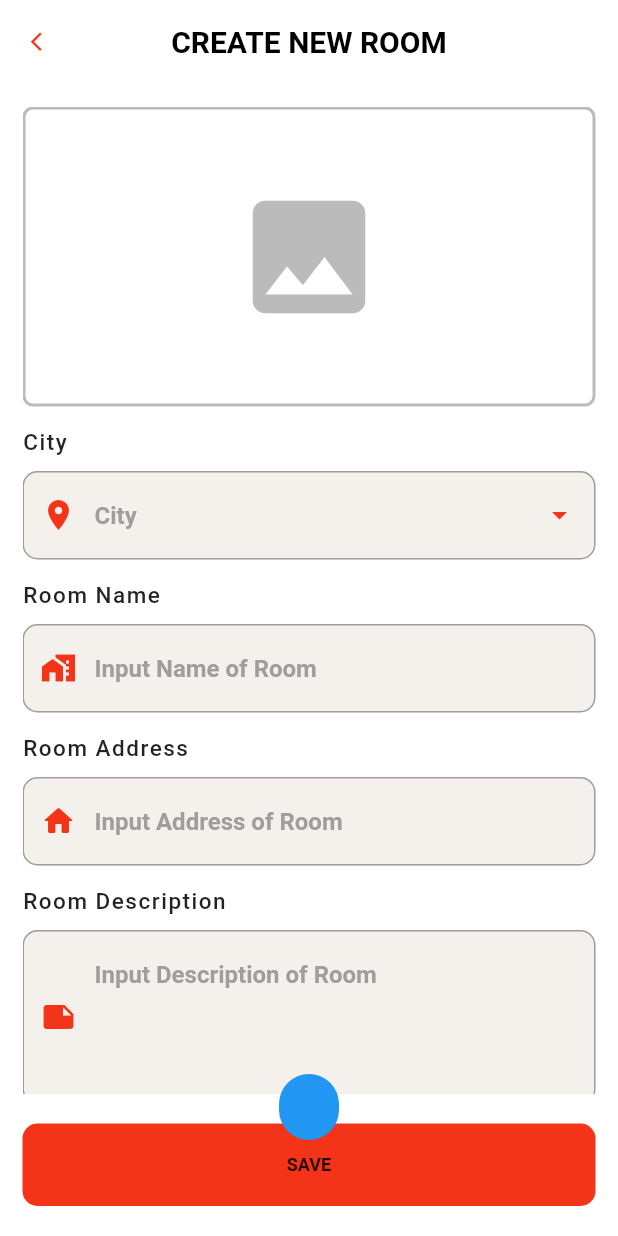
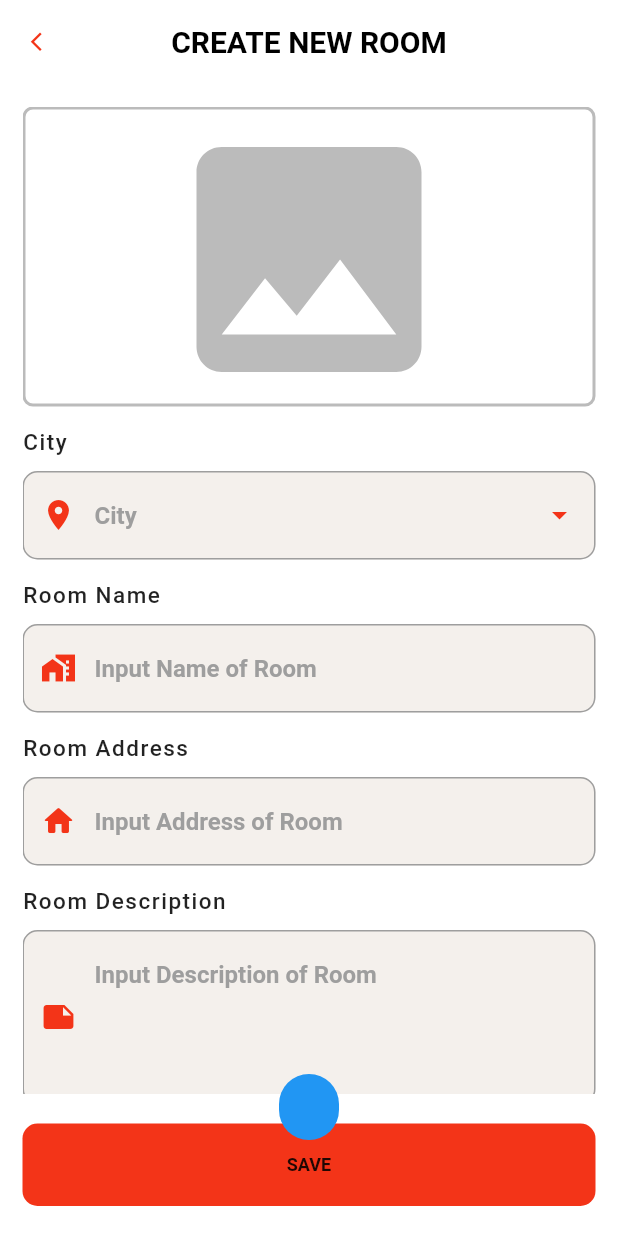
Before and after one commit to npst6/flutter_booking_mobile_app, a Flutter app: the NewRoom screen opened directly, on a phone screen of 412 x 824 dp. Run offline on Flutter 3.47's test engine with Material 2 defaults, Android fonts, the phone set to English and light mode, and no system bars; our stand-ins replace cloud_firestore, firebase_auth, firebase_core, firebase_storage, flutter_svg, fluttertoast and 3 more; missing offline and left inert: date_range_picker; accounts and stored records are empty; network calls fail.

Commit message:
fix check empty date add new room

```diff
--- a/lib/app/home/home_screen.dart
+++ b/lib/app/home/home_screen.dart
@@ -568,8 +568,6 @@ class _HomeScreenState extends State<HomeScreen> {
                             Stack(
                               children: [
                                 XTextFormField(
-                                  ///enable
-
                                   ///controllerTime
                                   controller: controllerTime,
 
--- a/lib/app/my_home_stay/new_home_stay.dart
+++ b/lib/app/my_home_stay/new_home_stay.dart
@@ -201,7 +201,7 @@ class _NewHomeStayState extends State<NewHomeStay> {
                                   Icons.image,
 
                                   ///Icon size
-                                  size: 100,
+                                  size: 200,
 
                                   ///Icon color
                                   color: Colors.grey.withOpacity(.7),
@@ -500,6 +500,7 @@ class _NewHomeStayState extends State<NewHomeStay> {
     );
   }
 
+  ///showGetImage
   void showGetImage(BuildContext context) {
     showModalBottomSheet(
       ///context
@@ -526,7 +527,9 @@ class _NewHomeStayState extends State<NewHomeStay> {
 
             ///Border box
             borderRadius: BorderRadius.only(
+              ///topLeft
               topLeft: Radius.circular(10),
+              ///topRight
               topRight: Radius.circular(10),
             ),
           ),
--- a/lib/app/my_home_stay/new_room.dart
+++ b/lib/app/my_home_stay/new_room.dart
@@ -201,6 +201,7 @@ int numberRoom;
                             decoration: BoxDecoration(
                               ///Border box
                               borderRadius: BorderRadius.circular(7),
+
                               image: DecorationImage(
                                 image: FileImage(
                                   ///Image
@@ -211,15 +212,16 @@ int numberRoom;
                           );
                         } else
                           return Container(
-
                             ///Container height
                             height: 200,
 
                             ///Container width
                             width: double.infinity,
+
                             decoration: BoxDecoration(
                               ///Border box
                               borderRadius: BorderRadius.circular(7),
+
                               border: Border.all(
                                 ///Border width
                                 width: 2,
@@ -239,19 +241,19 @@ int numberRoom;
                                   Icons.image,
 
                                   ///Icon size
-                                      size: 100,
+                                  size: 200,
 
                                   ///Icon color
                                   color: Colors.grey.withOpacity(.7),
                                 ),
                               ),
-                                ));
-                        }),
-
+                            ),
+                          );
+                      },
+                    ),
                     const SizedBox(
                       height: 15,
                     ),
-
                     Text(
                       ///Text
                       "City",
@@ -266,11 +268,9 @@ int numberRoom;
                         fontWeight: FontWeight.w500,
                       ),
                     ),
-
                     const SizedBox(
                       height: 10,
                     ),
-
                     StreamBuilder<List<Province>>(
                       stream: newRoomBloc.listProvinceStream,
                       builder: (context, snapshot1) {
@@ -297,12 +297,11 @@ int numberRoom;
                           );
                         } else
                           return SizedBox();
-                        }),
-
+                      },
+                    ),
                     const SizedBox(
                       height: 15,
                     ),
-
                     Text(
                       ///Text
                       "Room Name",
@@ -317,11 +316,9 @@ int numberRoom;
                         fontWeight: FontWeight.w500,
                       ),
                     ),
-
                     const SizedBox(
                       height: 10,
                     ),
-
                     XTextFormField(
                       ///controllerName
                       controller: controllerName,
@@ -341,11 +338,9 @@ int numberRoom;
                         color: AppColors.primaryColor,
                       ),
                     ),
-
                     const SizedBox(
                       height: 15,
                     ),
-
                     Text(
                       ///Text
                       "Room Address",
@@ -360,11 +355,9 @@ int numberRoom;
                         fontWeight: FontWeight.w500,
                       ),
                     ),
-
                     const SizedBox(
                       height: 10,
                     ),
-
                     XTextFormField(
                       ///controllerAddress
                       controller: controllerAddress,
@@ -384,11 +377,9 @@ int numberRoom;
                       ///Check empty data
                       funcValidation: ValidateData.validEmpty,
                     ),
-
                     const SizedBox(
                       height: 15,
                     ),
-
                     Text(
                       ///Text
                       "Room Description",
@@ -403,11 +394,9 @@ int numberRoom;
                         fontWeight: FontWeight.w500,
                       ),
                     ),
-
                     const SizedBox(
                       height: 10,
                     ),
-
                     XTextFormField(
                       ///controllerDesc
                       controller: controllerDesc,
@@ -430,11 +419,9 @@ int numberRoom;
                         color: AppColors.primaryColor,
                       ),
                     ),
-
                     const SizedBox(
                       height: 15,
                     ),
-
                     Row(
                       children: [
                         Expanded(
@@ -457,11 +444,9 @@ int numberRoom;
                                   fontWeight: FontWeight.w500,
                                 ),
                               ),
-
                               const SizedBox(
                                 height: 10,
                               ),
-
                               XTextFormField(
                                 ///controllerPrice
                                 controller: controllerPrice,
@@ -510,11 +495,9 @@ int numberRoom;
                             ],
                           ),
                         ),
-
                         const SizedBox(
                           width: 10,
                         ),
-
                         Expanded(
                           child: Column(
                             ///Using crossAxisAlignment in a Column will determines how the children are horizontally aligned in that Column.
@@ -535,11 +518,9 @@ int numberRoom;
                                   letterSpacing: 1,
                                 ),
                               ),
-
                               const SizedBox(
                                 height: 10,
                               ),
-
                               XTextFormField(
                                 ///controllerDiscountPercent
                                 controller: controllerDiscountPercent,
@@ -582,6 +563,7 @@ int numberRoom;
                                   ///Icon color
                                   color: AppColors.primaryColor,
                                 ),
+
                                 ///suffixIcon
                                 suffixIcon: Container(
                                   ///Icon width
@@ -604,6 +586,7 @@ int numberRoom;
                                     ),
                                   ),
                                 ),
+
                                 ///Text type phone
                                 textInputType: TextInputType.phone,
                               ),
@@ -612,11 +595,9 @@ int numberRoom;
                         ),
                       ],
                     ),
-
                     const SizedBox(
                       height: 15,
                     ),
-
                     Text(
                       ///Text
                       "Free Time",
@@ -631,12 +612,73 @@ int numberRoom;
                         letterSpacing: 1,
                       ),
                     ),
-
                     const SizedBox(
                       height: 10,
                     ),
+                    Stack(
+                      children: [
+                        XTextFormField(
+                          ///controllerTime
+                          controller: controllerFreeTime,
 
+                          ///Hint text
+                          hintText: "Check In - Check Out",
+
+                          ///Check empty field
+                          funcValidation: ValidateData.validEmpty,
+
+                          ///prefixIcon
+                          prefixIcon: Icon(
+                            ///Icon
+                            Icons.calendar_today,
+
+                            ///Icon color
+                            color: AppColors.primaryColor,
+                          ),
+                        ),
                         GestureDetector(
+                          ///onTap
+                          onTap: () async {
+                            final List<DateTime> picked =
+                                await DateRagePicker.showDatePicker(
+                              ///context
+                              context: context,
+
+                              ///initialFirstDate
+                              initialFirstDate: new DateTime.now(),
+
+                              ///initialLastDate
+                              initialLastDate: (new DateTime.now()).add(
+                                new Duration(days: 7),
+                              ),
+
+                              ///firstDate
+                              firstDate: new DateTime(2015),
+
+                              ///lastDate
+                              lastDate: new DateTime(2025),
+                            );
+                            if (picked != null && picked.length == 2) {
+                              ///startDay
+                              startDay = picked[0].toIso8601String();
+
+                              ///endDay
+                              endDay = picked[1].toIso8601String();
+
+                              ///controllerTime
+                              controllerFreeTime.text =
+                                  "${picked[0].day}/${picked[0].month}-${picked[1].day}/${picked[1].month}/${picked[0].year}";
+                            }
+                          },
+                          child: Container(
+                            height: 55,
+                            color: Colors.transparent,
+                            width: double.infinity,
+                          ),
+                        ),
+                      ],
+                    ),
+                    /*GestureDetector(
                       ///onTap
                       onTap: () async {
                         ///DateTime
@@ -657,7 +699,7 @@ int numberRoom;
                                 firstDate: new DateTime(2015),
 
                                 ///lastDate
-                            lastDate: new DateTime(2022));
+                                lastDate: new DateTime(2025));
 
                         if (picked != null && picked.length == 2) {
                           ///startDay
@@ -682,6 +724,9 @@ int numberRoom;
                         ///Hint text
                         hintText: "Free Time in Room",
 
+                        ///Check empty data
+                        funcValidation: ValidateData.validEmpty,
+
                         ///prefixIcon
                         prefixIcon: Icon(
                           ///Icon
@@ -690,16 +735,11 @@ int numberRoom;
                           ///Icon color
                           color: AppColors.primaryColor,
                         ),
-
-                        ///Check empty data
-                        funcValidation: ValidateData.validEmpty,
                       ),
-                    ),
-
+                    ),*/
                     const SizedBox(
                       height: 15,
                     ),
-
                     Text(
                       ///Price
                       "Rooms",
@@ -714,11 +754,9 @@ int numberRoom;
                         fontWeight: FontWeight.w500,
                       ),
                     ),
-
                     const SizedBox(
                       height: 10,
                     ),
-
                     TextFieldChoose(
                       ///Icon
                       iconData: Icons.room_preferences,
@@ -745,11 +783,9 @@ int numberRoom;
                         ItemModel(id: '10', name: "10"),
                       ],
                     ),
-
                     const SizedBox(
                       height: 15,
                     ),
-
                     Text(
                       ///Price
                       "Adults",
@@ -764,11 +800,9 @@ int numberRoom;
                         fontWeight: FontWeight.w500,
                       ),
                     ),
-
                     const SizedBox(
                       height: 10,
                     ),
-
                     TextFieldChoose(
                       ///Icon
                       iconData: Icons.people,
@@ -805,11 +839,9 @@ int numberRoom;
                         ItemModel(id: '20', name: "20"),
                       ],
                     ),
-
                     const SizedBox(
                       height: 15,
                     ),
-
                     Text(
                       ///Price
                       "Children",
@@ -824,11 +856,9 @@ int numberRoom;
                         fontWeight: FontWeight.w500,
                       ),
                     ),
-
                     const SizedBox(
                       height: 10,
                     ),
-
                     TextFieldChoose(
                       ///Icon
                       iconData: Icons.emoji_people,
@@ -870,7 +900,6 @@ int numberRoom;
               ),
             ),
           ),
-
           StreamBuilder<UIState>(
             stream: newRoomBloc.newRoomStateStream,
             builder: (context, snapshot) {
```
Lines whose indentation alone changed are shown as unchanged.
